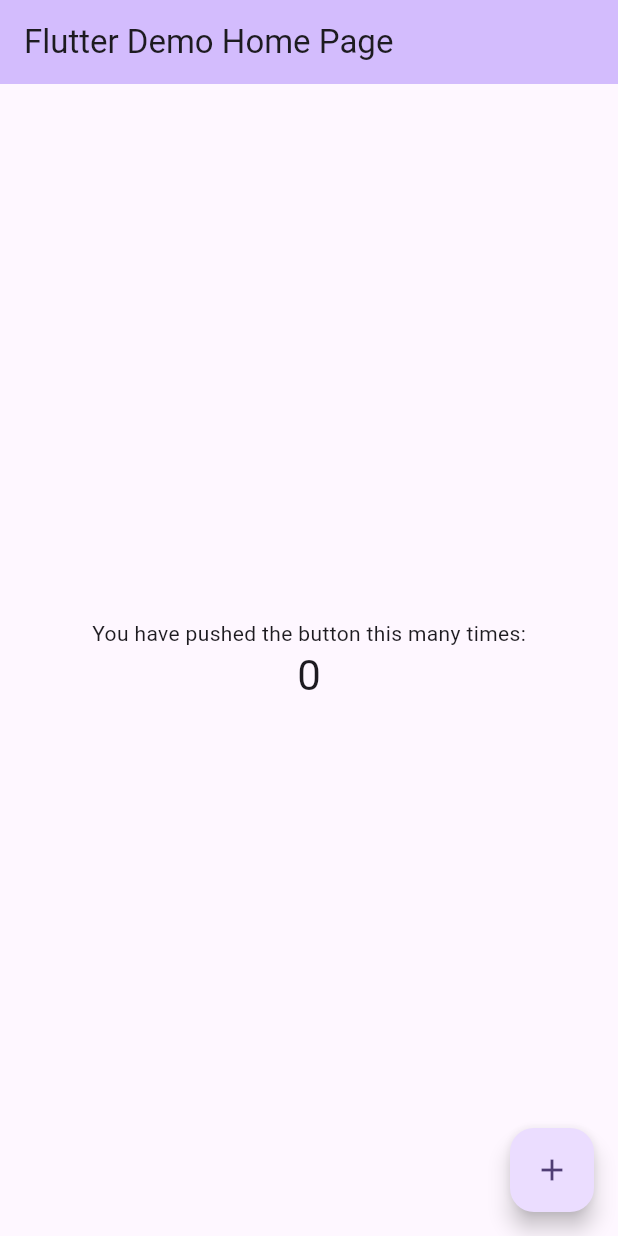
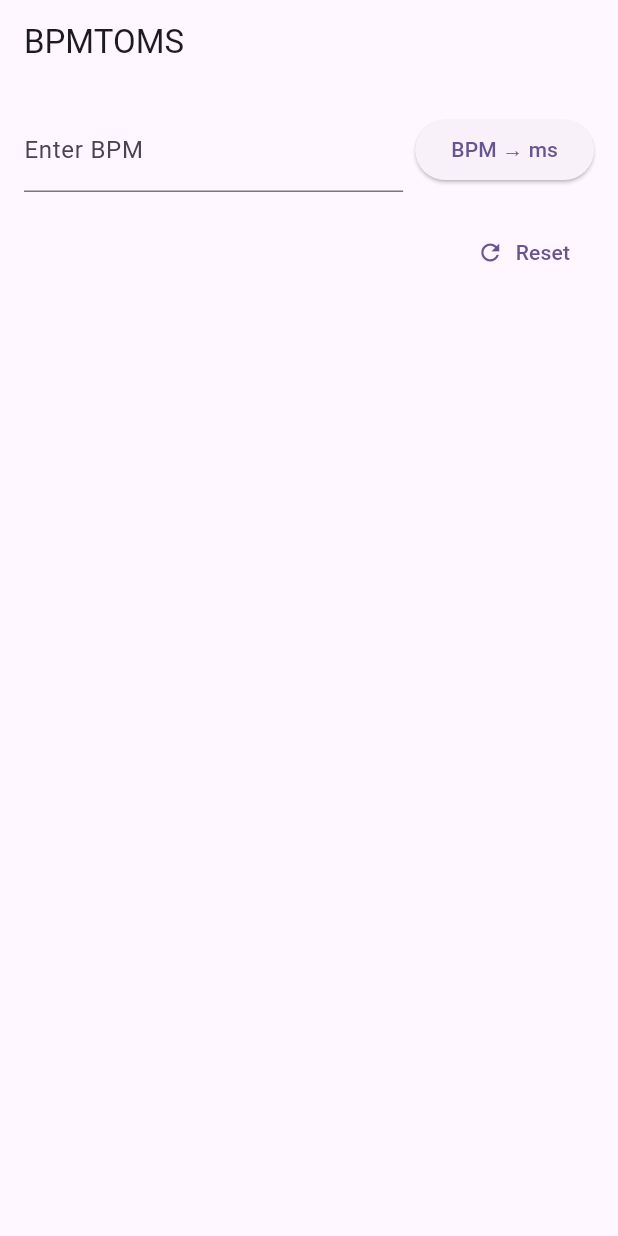
Before and after one commit to Ocknyer/bpmtoms_flutter, a Flutter app: the screen it shows after launch, on a phone screen of 412 x 824 dp. Run offline on Flutter 3.47's test engine with Material 3 defaults, Android fonts, the phone set to English and light mode, and no system bars.

Commit message:
feature: bpm to ms 기본 input, output 기능 구현

```diff
--- /dev/null
+++ b/lib/app.dart
@@ -0,0 +1,41 @@
+import 'package:flutter/material.dart';
+
+import 'features/converter/presentation/converter_screen.dart';
+import 'features/metronome/presentation/metronome_screen.dart';
+import 'features/settings/settings_screen.dart';
+
+class BPMTOMSApp extends StatelessWidget {
+  const BPMTOMSApp({super.key});
+
+  @override
+  Widget build(BuildContext context) {
+    return MaterialApp(
+      title: 'BPMTOMS',
+      theme: ThemeData(
+        colorScheme: ColorScheme.fromSeed(seedColor: Colors.deepPurple),
+      ),
+      initialRoute: '/',
+      routes: {
+        '/': (context) => const ConverterScreen(),
+        '/metronome': (context) => const MetronomeScreen(),
+        '/settings': (context) => const SettingsScreen(),
+      },
+      onGenerateRoute: (settings) {
+        switch (settings.name) {
+          case '/':
+            return MaterialPageRoute(
+              builder: (context) => const ConverterScreen(),
+            );
+          case '/metronome':
+            return MaterialPageRoute(
+              builder: (context) => const MetronomeScreen(),
+            );
+          case '/settings':
+            return MaterialPageRoute(
+              builder: (context) => const SettingsScreen(),
+            );
+        }
+      },
+    );
+  }
+}
--- /dev/null
+++ b/lib/features/converter/logic/converter_service.dart
@@ -0,0 +1,21 @@
+class ConverterService {
+  /// BPM을 밀리초(ms)로 변환
+  static double bpmToMs(double bpm) {
+    return 60000 / bpm;
+  }
+
+  /// 밀리초(ms)를 BPM으로 변환
+  static double msToBpm(double ms) {
+    return 60000 / ms;
+  }
+
+  /// 기본 음표 길이에서 특정 분할 값의 ms 계산
+  static double getNoteMs(double baseMs, int division) {
+    return baseMs / division;
+  }
+
+  /// 점음표 ms 계산 (기본 음표 길이의 1.5배)
+  static double getDottedNoteMs(double baseMs, int division) {
+    return (baseMs / division) * 1.5;
+  }
+}
--- /dev/null
+++ b/lib/features/converter/presentation/converter_screen.dart
@@ -0,0 +1,99 @@
+import 'package:flutter/material.dart';
+
+import '../logic/converter_service.dart';
+import 'widgets/converter_input.dart';
+import 'widgets/converter_output.dart';
+
+class ConverterScreen extends StatefulWidget {
+  const ConverterScreen({super.key});
+
+  @override
+  State<ConverterScreen> createState() => _ConverterScreenState();
+}
+
+class _ConverterScreenState extends State<ConverterScreen> {
+  final TextEditingController inputController = TextEditingController();
+  ConverterMode mode = ConverterMode.bpmToMs;
+  double? bpmResult;
+  double? msResult;
+
+  @override
+  void initState() {
+    super.initState();
+    inputController.addListener(_handleInputChange);
+  }
+
+  @override
+  void dispose() {
+    inputController.removeListener(_handleInputChange);
+    inputController.dispose();
+    super.dispose();
+  }
+
+  void _handleInputChange() {
+    if (inputController.text.isEmpty) {
+      reset();
+      return;
+    }
+    convert();
+  }
+
+  void convert() {
+    final value = double.tryParse(inputController.text);
+    if (value == null || value <= 0) return;
+
+    setState(() {
+      if (mode == ConverterMode.bpmToMs) {
+        msResult = ConverterService.bpmToMs(value);
+        bpmResult = null;
+      } else {
+        bpmResult = ConverterService.msToBpm(value);
+        msResult = null;
+      }
+    });
+  }
+
+  void toggleMode() {
+    setState(() {
+      mode = (mode == ConverterMode.bpmToMs)
+          ? ConverterMode.msToBpm
+          : ConverterMode.bpmToMs;
+      reset();
+    });
+  }
+
+  void reset() {
+    setState(() {
+      inputController.clear();
+      bpmResult = null;
+      msResult = null;
+    });
+  }
+
+  @override
+  Widget build(BuildContext context) {
+    return Scaffold(
+      appBar: AppBar(title: const Text("BPMTOMS")),
+      body: Padding(
+        padding: const EdgeInsets.all(16),
+        child: Column(
+          crossAxisAlignment: CrossAxisAlignment.stretch,
+          children: [
+            ConverterInput(
+              controller: inputController,
+              mode: mode,
+              onModeChanged: toggleMode,
+              onReset: reset,
+            ),
+            const SizedBox(height: 24),
+            ConverterOutput(
+              mode: mode,
+              msResult: msResult,
+              bpmResult: bpmResult,
+            ),
+          ],
+        ),
+      ),
+    );
+  }
+}
--- /dev/null
+++ b/lib/features/converter/presentation/widgets/converter_input.dart
@@ -0,0 +1,59 @@
+import 'package:flutter/material.dart';
+
+enum ConverterMode { bpmToMs, msToBpm }
+
+class ConverterInput extends StatelessWidget {
+  final TextEditingController controller;
+  final ConverterMode mode;
+  final VoidCallback onModeChanged;
+  final VoidCallback onReset;
+
+  const ConverterInput({
+    super.key,
+    required this.controller,
+    required this.mode,
+    required this.onModeChanged,
+    required this.onReset,
+  });
+
+  @override
+  Widget build(BuildContext context) {
+    return Column(
+      children: [
+        Row(
+          children: [
+            Expanded(
+              child: TextField(
+                controller: controller,
+                decoration: InputDecoration(
+                  labelText: mode == ConverterMode.bpmToMs
+                      ? "Enter BPM"
+                      : "Enter ms",
+                ),
+                keyboardType: TextInputType.number,
+              ),
+            ),
+            const SizedBox(width: 8),
+            ElevatedButton(
+              onPressed: onModeChanged,
+              child: Text(
+                mode == ConverterMode.bpmToMs ? "BPM → ms" : "ms → BPM",
+              ),
+            ),
+          ],
+        ),
+        const SizedBox(height: 16),
+        Row(
+          mainAxisAlignment: MainAxisAlignment.end,
+          children: [
+            TextButton.icon(
+              onPressed: onReset,
+              icon: const Icon(Icons.refresh),
+              label: const Text('Reset'),
+            ),
+          ],
+        ),
+      ],
+    );
+  }
+}
--- a/lib/main.dart
+++ b/lib/main.dart
@@ -1,122 +1,7 @@
 import 'package:flutter/material.dart';
 
+import 'app.dart';
+
 void main() {
-  runApp(const MyApp());
+  runApp(const BPMTOMSApp());
 }
-
-class MyApp extends StatelessWidget {
-  const MyApp({super.key});
-
-  // This widget is the root of your application.
-  @override
-  Widget build(BuildContext context) {
-    return MaterialApp(
-      title: 'Flutter Demo',
-      theme: ThemeData(
-        // This is the theme of your application.
-        //
-        // TRY THIS: Try running your application with "flutter run". You'll see
-        // the application has a purple toolbar. Then, without quitting the app,
-        // try changing the seedColor in the colorScheme below to Colors.green
-        // and then invoke "hot reload" (save your changes or press the "hot
-        // reload" button in a Flutter-supported IDE, or press "r" if you used
-        // the command line to start the app).
-        //
-        // Notice that the counter didn't reset back to zero; the application
-        // state is not lost during the reload. To reset the state, use hot
-        // restart instead.
-        //
-        // This works for code too, not just values: Most code changes can be
-        // tested with just a hot reload.
-        colorScheme: ColorScheme.fromSeed(seedColor: Colors.deepPurple),
-      ),
-      home: const MyHomePage(title: 'Flutter Demo Home Page'),
-    );
-  }
-}
-
-class MyHomePage extends StatefulWidget {
-  const MyHomePage({super.key, required this.title});
-
-  // This widget is the home page of your application. It is stateful, meaning
-  // that it has a State object (defined below) that contains fields that affect
-  // how it looks.
-
-  // This class is the configuration for the state. It holds the values (in this
-  // case the title) provided by the parent (in this case the App widget) and
-  // used by the build method of the State. Fields in a Widget subclass are
-  // always marked "final".
-
-  final String title;
-
-  @override
-  State<MyHomePage> createState() => _MyHomePageState();
-}
-
-class _MyHomePageState extends State<MyHomePage> {
-  int _counter = 0;
-
-  void _incrementCounter() {
-    setState(() {
-      // This call to setState tells the Flutter framework that something has
-      // changed in this State, which causes it to rerun the build method below
-      // so that the display can reflect the updated values. If we changed
-      // _counter without calling setState(), then the build method would not be
-      // called again, and so nothing would appear to happen.
-      _counter++;
-    });
-  }
-
-  @override
-  Widget build(BuildContext context) {
-    // This method is rerun every time setState is called, for instance as done
-    // by the _incrementCounter method above.
-    //
-    // The Flutter framework has been optimized to make rerunning build methods
-    // fast, so that you can just rebuild anything that needs updating rather
-    // than having to individually change instances of widgets.
-    return Scaffold(
-      appBar: AppBar(
-        // TRY THIS: Try changing the color here to a specific color (to
-        // Colors.amber, perhaps?) and trigger a hot reload to see the AppBar
-        // change color while the other colors stay the same.
-        backgroundColor: Theme.of(context).colorScheme.inversePrimary,
-        // Here we take the value from the MyHomePage object that was created by
-        // the App.build method, and use it to set our appbar title.
-        title: Text(widget.title),
-      ),
-      body: Center(
-        // Center is a layout widget. It takes a single child and positions it
-        // in the middle of the parent.
-        child: Column(
-          // Column is also a layout widget. It takes a list of children and
-          // arranges them vertically. By default, it sizes itself to fit its
-          // children horizontally, and tries to be as tall as its parent.
-          //
-          // Column has various properties to control how it sizes itself and
-          // how it positions its children. Here we use mainAxisAlignment to
-          // center the children vertically; the main axis here is the vertical
-          // axis because Columns are vertical (the cross axis would be
-          // horizontal).
-          //
-          // TRY THIS: Invoke "debug painting" (choose the "Toggle Debug Paint"
-          // action in the IDE, or press "p" in the console), to see the
-          // wireframe for each widget.
-          mainAxisAlignment: MainAxisAlignment.center,
-          children: <Widget>[
-            const Text('You have pushed the button this many times:'),
-            Text(
-              '$_counter',
-              style: Theme.of(context).textTheme.headlineMedium,
-            ),
-          ],
-        ),
-      ),
-      floatingActionButton: FloatingActionButton(
-        onPressed: _incrementCounter,
-        tooltip: 'Increment',
-        child: const Icon(Icons.add),
-      ), // This trailing comma makes auto-formatting nicer for build methods.
-    );
-  }
-}
```
Also changed, not shown: lib/features/converter/presentation/widgets/converter_output.dart (added, +92 -0 lines), lib/features/metronome/presentation/metronome_screen.dart (added, +89 -0 lines), lib/features/settings/settings_screen.dart (added, +10 -0 lines), 3 other files.
